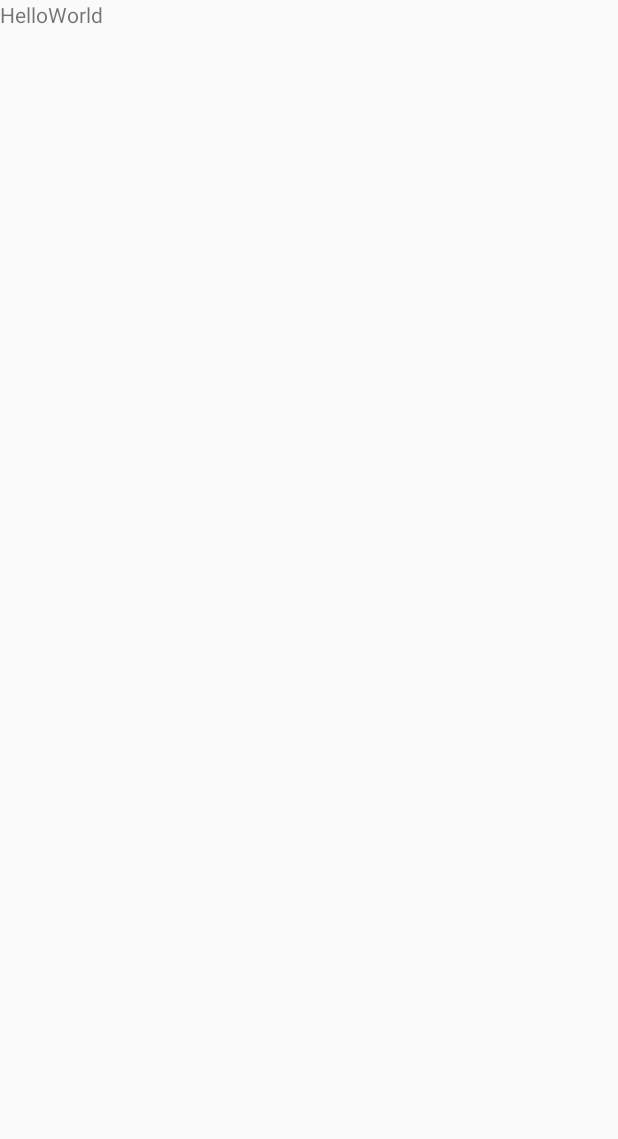
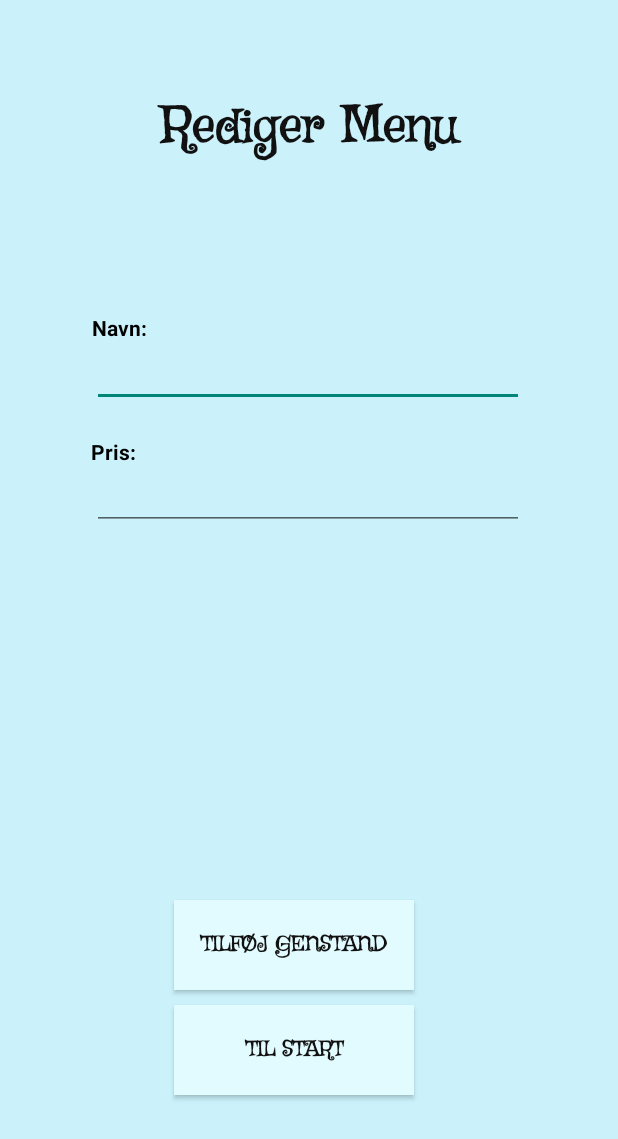
Before and after one commit to SaraEngsted/LocoBarProjekt, an Android app: the MainActivity3 screen opened directly, with no data from a screen before it, on a phone screen of 412 x 824 dp. Before the commit the part shown is almost empty. Shown: the top 1139 px of the screen. Run offline under Robolectric (Android 15) with nearby library versions, the phone set to English and light mode, and no system bars.

```diff
--- a/app/build.gradle
+++ b/app/build.gradle
@@ -1,6 +1,8 @@
 plugins {
     id 'com.android.application'
+    id 'com.google.gms.google-services'
 }
+
 
 android {
     namespace 'com.example.locobar'
@@ -36,4 +38,7 @@ dependencies {
     testImplementation 'junit:junit:4.13.2'
     androidTestImplementation 'androidx.test.ext:junit:1.1.5'
     androidTestImplementation 'androidx.test.espresso:espresso-core:3.5.1'
+
+    implementation platform('com.google.firebase:firebase-bom:32.1.1')
+    implementation 'com.google.firebase:firebase-analytics'
 }
--- a/app/src/main/java/com/example/locobar/MainActivity.java
+++ b/app/src/main/java/com/example/locobar/MainActivity.java
@@ -19,24 +19,10 @@ public class MainActivity extends AppCompatActivity {
         setContentView(R.layout.activity_main);
 
         button = (Button) findViewById(R.id.button1);
-        button.setOnClickListener(new View.OnClickListener() {
-            @Override
-            public void onClick(View view) {
-                openActivity2();
-
-            }
-
-        });
+        button.setOnClickListener(view -> openActivity2());
 
         button2 = (Button) findViewById(R.id.button2);
-        button2.setOnClickListener(new View.OnClickListener() {
-            @Override
-            public void onClick(View view) {
-                openActivity3();
-
-            }
-
-        });
+        button2.setOnClickListener(view -> openActivity3());
 
     }
 
--- a/app/src/main/java/com/example/locobar/MainActivity3.java
+++ b/app/src/main/java/com/example/locobar/MainActivity3.java
@@ -1,13 +1,55 @@
 package com.example.locobar;
 
 import androidx.appcompat.app.AppCompatActivity;
+
+import android.content.Intent;
 import android.os.Bundle;
+import android.view.View;
+import android.widget.AdapterView;
+import android.widget.ArrayAdapter;
+import android.widget.Button;
+import android.widget.Spinner;
+import android.widget.Toast;
 
-public class MainActivity3 extends AppCompatActivity {
+public class MainActivity3 extends AppCompatActivity implements AdapterView.OnItemSelectedListener {
+
+    private Button button;
+    private Button button2;
 
     @Override
     protected void onCreate(Bundle savedInstanceState) {
         super.onCreate(savedInstanceState);
         setContentView(R.layout.activity_main3);
+
+        button = (Button) findViewById(R.id.buttonAdd);
+        button.setOnClickListener(view -> openActivity2());
+
+        button2 = (Button) findViewById(R.id.tilbage1);
+        button2.setOnClickListener(view -> openActivity());
+
+    }
+
+    public void saveInfo (View view){
+
+    }
+
+    public void openActivity(){
+        Intent intent = new Intent(this, MainActivity.class);
+        startActivity(intent);
+    }
+
+    public void openActivity2() {
+        Intent intent2 = new Intent(this, MainActivity3.class);
+        startActivity(intent2);
+    }
+
+    @Override
+    public void onItemSelected(AdapterView<?> adapterView, View view, int i, long l) {
+
+    }
+
+    @Override
+    public void onNothingSelected(AdapterView<?> adapterView) {
+
     }
 }
--- a/app/src/main/res/layout/activity_main.xml
+++ b/app/src/main/res/layout/activity_main.xml
@@ -62,12 +62,10 @@
         android:layout_height="81dp"
         android:layout_marginStart="116dp"
         android:layout_marginTop="468dp"
-
         android:background="#E2FBFF"
-
         android:fontFamily="@font/griffy"
         android:onClick="button2"
-        android:text="REDIGERE PÅ MENU"
+        android:text="REDIGER MENU"
         android:textStyle="bold"
         app:layout_constraintStart_toStartOf="parent"
         app:layout_constraintTop_toTopOf="parent" />
--- a/app/src/main/res/layout/activity_main3.xml
+++ b/app/src/main/res/layout/activity_main3.xml
@@ -1,17 +1,123 @@
 <?xml version="1.0" encoding="utf-8"?>
-<androidx.constraintlayout.widget.ConstraintLayout
-    xmlns:android="http://schemas.android.com/apk/res/android"
+<androidx.constraintlayout.widget.ConstraintLayout xmlns:android="http://schemas.android.com/apk/res/android"
+    xmlns:app="http://schemas.android.com/apk/res-auto"
     xmlns:tools="http://schemas.android.com/tools"
-    xmlns:app="http://schemas.android.com/apk/res-auto"
     android:layout_width="match_parent"
     android:layout_height="match_parent"
+    android:background="#CBF2FB"
     tools:context=".MainActivity3">
+
 
   <TextView
       android:id="@+id/textView3"
-      android:layout_width="105dp"
-      android:layout_height="61dp"
-      android:text="HelloWorld"
-      tools:layout_editor_absoluteX="193dp"
-      tools:layout_editor_absoluteY="240dp" />
+      android:layout_width="238dp"
+      android:layout_height="90dp"
+      android:layout_marginStart="10dp"
+      android:layout_marginTop="10dp"
+      android:layout_marginEnd="10dp"
+      android:layout_marginBottom="90dp"
+      android:fontFamily="@font/griffy"
+      android:gravity="center"
+      android:text="Rediger Menu"
+      android:textColor="#121111"
+      android:textSize="34sp"
+      android:textStyle="bold"
+      app:elevation="10dp"
+      app:layout_constraintBottom_toBottomOf="parent"
+      app:layout_constraintEnd_toEndOf="parent"
+      app:layout_constraintHorizontal_bias="0.496"
+      app:layout_constraintStart_toStartOf="parent"
+      app:layout_constraintTop_toTopOf="parent"
+      app:layout_constraintVertical_bias="0.048" />
+
+
+  <EditText
+      android:id="@+id/editTextName"
+      android:layout_width="288dp"
+      android:layout_height="40dp"
+      android:ems="10"
+      android:inputType="textPersonName"
+      android:text=""
+      app:layout_constraintBottom_toBottomOf="parent"
+      app:layout_constraintEnd_toEndOf="parent"
+      app:layout_constraintHorizontal_bias="0.495"
+      app:layout_constraintStart_toStartOf="parent"
+      app:layout_constraintTop_toTopOf="parent"
+      app:layout_constraintVertical_bias="0.295" />
+
+  <TextView
+      android:id="@+id/textInputName"
+      android:layout_width="wrap_content"
+      android:layout_height="wrap_content"
+      android:text="Navn:"
+      android:textColor="#000000"
+      android:textStyle="bold"
+      app:layout_constraintBottom_toBottomOf="parent"
+      app:layout_constraintEnd_toEndOf="parent"
+      app:layout_constraintHorizontal_bias="0.163"
+      app:layout_constraintStart_toStartOf="parent"
+      app:layout_constraintTop_toTopOf="parent"
+      app:layout_constraintVertical_bias="0.259" />
+
+  <EditText
+      android:id="@+id/EditTextIPrice"
+      android:layout_width="288dp"
+      android:layout_height="40dp"
+      android:ems="10"
+      android:inputType="textPersonName"
+      android:text=""
+      app:layout_constraintBottom_toBottomOf="parent"
+      app:layout_constraintEnd_toEndOf="parent"
+      app:layout_constraintHorizontal_bias="0.495"
+      app:layout_constraintStart_toStartOf="parent"
+      app:layout_constraintTop_toTopOf="parent"
+      app:layout_constraintVertical_bias="0.400" />
+
+  <TextView
+      android:id="@+id/textInputPrice"
+      android:layout_width="wrap_content"
+      android:layout_height="wrap_content"
+      android:text="Pris:"
+      android:textColor="#000000"
+      android:textStyle="bold"
+      app:layout_constraintBottom_toBottomOf="parent"
+      app:layout_constraintEnd_toEndOf="parent"
+      app:layout_constraintHorizontal_bias="0.159"
+      app:layout_constraintStart_toStartOf="parent"
+      app:layout_constraintTop_toTopOf="parent"
+      app:layout_constraintVertical_bias="0.362" />
+
+  <Button
+      android:id="@+id/buttonAdd"
+      android:layout_width="160dp"
+      android:layout_height="60dp"
+      android:layout_marginStart="116dp"
+      android:layout_marginTop="600dp"
+      android:background="#E2FBFF"
+      android:fontFamily="@font/griffy"
+      android:text="Tilføj Genstand"
+      android:textColor="#121111"
+      android:textStyle="bold"
+      app:layout_constraintStart_toStartOf="parent"
+      app:layout_constraintTop_toTopOf="parent"
+      app:rippleColor="#BD4040" />
+
+  <Button
+      android:id="@+id/tilbage1"
+      android:layout_width="160dp"
+      android:layout_height="60dp"
+      android:layout_marginStart="116dp"
+      android:layout_marginTop="670dp"
+      android:background="#E2FBFF"
+      android:fontFamily="@font/griffy"
+      android:text="Til Start"
+      android:textColor="#121111"
+      android:textStyle="bold"
+      app:layout_constraintStart_toStartOf="parent"
+      app:layout_constraintTop_toTopOf="parent"
+      app:rippleColor="#BD4040"/>
+
+
+
+
 </androidx.constraintlayout.widget.ConstraintLayout>
--- a/app/src/main/res/values/strings.xml
+++ b/app/src/main/res/values/strings.xml
@@ -1,3 +1,12 @@
 <resources>
     <string name="app_name">Loco Bar</string>
+
+    <string-array name="Kategori">
+        <item>Cider</item>
+        <item>Øl</item>
+        <item>Drinks</item>
+        <item>Shots</item>
+        <item>Andet</item>
+    </string-array>
+
 </resources>
--- a/build.gradle
+++ b/build.gradle
@@ -1,5 +1,14 @@
 // Top-level build file where you can add configuration options common to all sub-projects/modules.
+buildscript {
+    repositories {
+        google()
+        mavenCentral()
+
+    }
+}
+
 plugins {
     id 'com.android.application' version '7.4.2' apply false
     id 'com.android.library' version '7.4.2' apply false
+    id 'com.google.gms.google-services' version '4.3.15' apply false
 }
```
Also changed, not shown: 1 other file.
